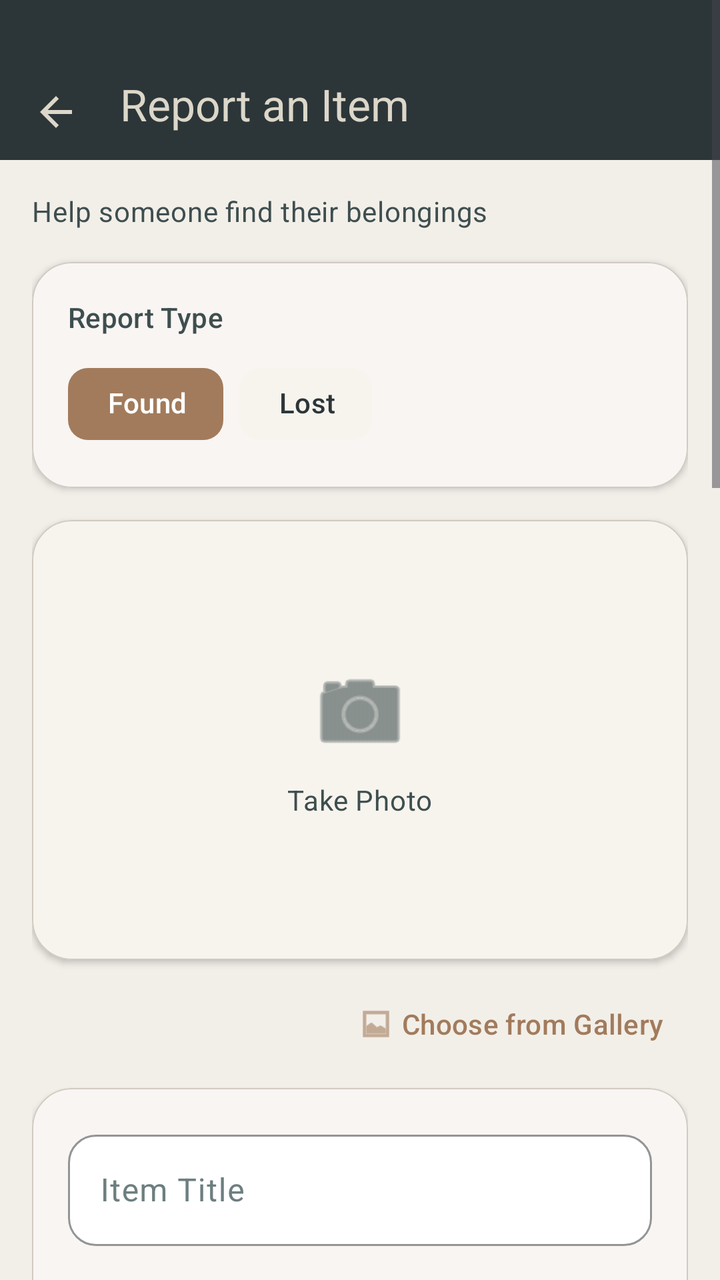
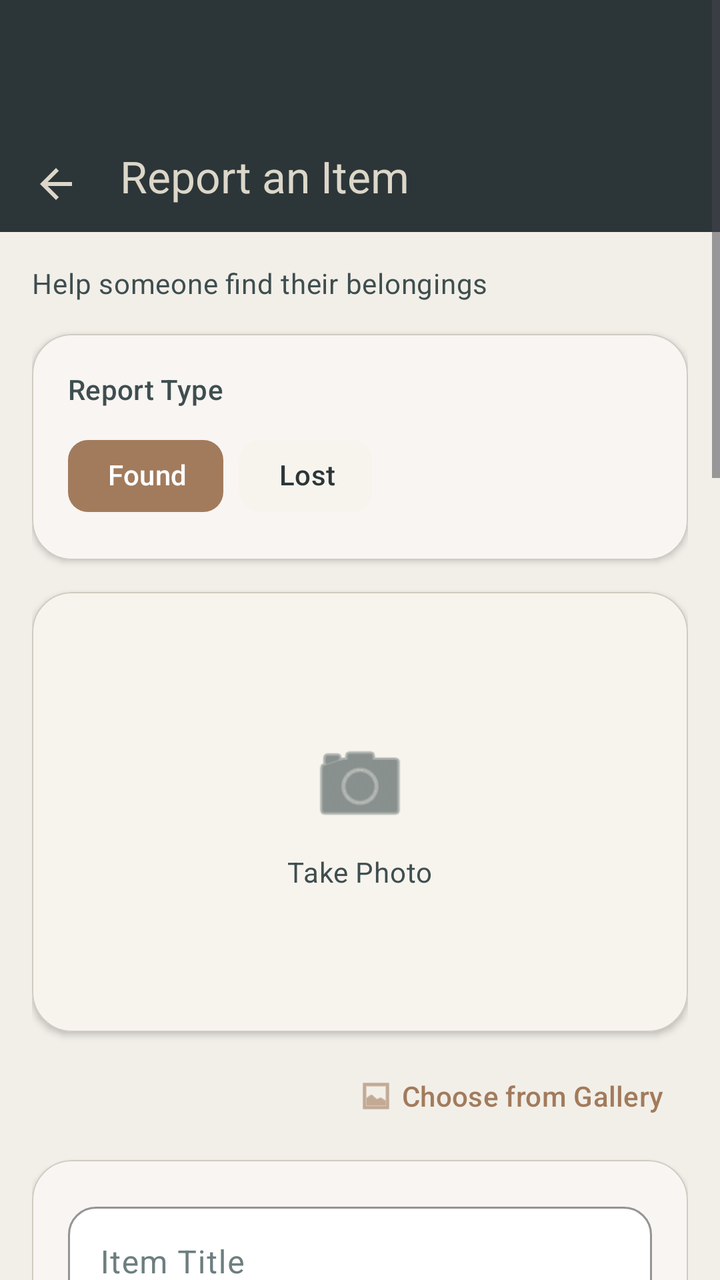

Before-and-after screenshots of an Android layout around one commit, followed by the original layout XML and the change that was made.
<!-- AndroidManifest.xml: application theme Theme.ReClaim -->
<!-- res/layout/activity_report.xml -->
<?xml version="1.0" encoding="utf-8"?>
<ScrollView xmlns:android="http://schemas.android.com/apk/res/android"
    xmlns:app="http://schemas.android.com/apk/res-auto"
    xmlns:tools="http://schemas.android.com/tools"
    android:layout_width="match_parent"
    android:layout_height="match_parent"
    android:background="@color/md_theme_background"
    android:fillViewport="true">

    <LinearLayout
        android:layout_width="match_parent"
        android:layout_height="wrap_content"
        android:orientation="vertical"
        android:paddingBottom="@dimen/space_24">

        <com.google.android.material.appbar.MaterialToolbar
            android:id="@+id/toolbar_report"
            android:layout_width="match_parent"
            android:layout_height="wrap_content"
            android:background="@color/brand_dark"
            app:navigationIcon="@drawable/ic_arrow_back_24"
            app:navigationIconTint="@color/brand_cream"
            app:title="@string/report_title"
            app:titleTextColor="@color/brand_cream"
            android:paddingTop="@dimen/screen_padding_top"/>

        <LinearLayout
            android:layout_width="match_parent"
            android:layout_height="wrap_content"
            android:orientation="vertical"
            android:paddingStart="@dimen/space_16"
            android:paddingTop="@dimen/space_16"
            android:paddingEnd="@dimen/space_16">

            <com.google.android.material.textview.MaterialTextView
                android:id="@+id/text_report_subtitle"
                android:layout_width="match_parent"
                android:layout_height="wrap_content"
                android:text="@string/report_subtitle"
                android:textAppearance="?attr/textAppearanceBodyMedium"
                android:textColor="@color/brand_slate" />

            <com.google.android.material.card.MaterialCardView
                style="@style/Widget.ReClaim.Card"
                android:layout_width="match_parent"
                android:layout_height="wrap_content"
                android:layout_marginTop="@dimen/space_16">

                <LinearLayout
                    android:layout_width="match_parent"
                    android:layout_height="wrap_content"
                    android:orientation="vertical"
                    android:padding="@dimen/space_18">

                    <com.google.android.material.textview.MaterialTextView
                        android:id="@+id/text_report_type_label"
                        android:layout_width="match_parent"
                        android:layout_height="wrap_content"
                        android:text="@string/label_report_type"
                        android:textAppearance="?attr/textAppearanceLabelLarge"
                        android:textColor="@color/brand_slate" />

                    <com.google.android.material.chip.ChipGroup
                        android:id="@+id/chip_group_report_type"
                        android:layout_width="match_parent"
                        android:layout_height="wrap_content"
                        android:layout_marginTop="@dimen/space_10"
                        app:checkedChip="@+id/chip_type_found"
                        app:selectionRequired="true"
                        app:singleSelection="true">

                        <com.google.android.material.chip.Chip
                            android:id="@+id/chip_type_found"
                            style="@style/Widget.ReClaim.Chip.Filter"
                            android:layout_width="wrap_content"
                            android:layout_height="wrap_content"
                            android:checked="true"
                            android:text="@string/type_found" />

                        <com.google.android.material.chip.Chip
                            android:id="@+id/chip_type_lost"
                            style="@style/Widget.ReClaim.Chip.Filter"
                            android:layout_width="wrap_content"
                            android:layout_height="wrap_content"
                            android:text="@string/type_lost" />

                    </com.google.android.material.chip.ChipGroup>
                </LinearLayout>
            </com.google.android.material.card.MaterialCardView>

            <com.google.android.material.card.MaterialCardView
                android:id="@+id/card_image_capture"
                style="@style/Widget.ReClaim.Card"
                android:layout_width="match_parent"
                android:layout_height="@dimen/space_220"
                android:layout_marginTop="@dimen/space_16"
                android:clickable="true"
                android:focusable="true"
                app:cardBackgroundColor="@color/md_theme_surfaceContainerLow">

                <FrameLayout
                    android:layout_width="match_parent"
                    android:layout_height="match_parent">

                    <ImageView
                        android:id="@+id/image_preview"
                        android:layout_width="match_parent"
                        android:layout_height="match_parent"
                        android:contentDescription="@string/btn_take_photo"
                        android:scaleType="centerCrop"
                        android:visibility="gone" />

                    <LinearLayout
                        android:id="@+id/layout_photo_placeholder"
                        android:layout_width="wrap_content"
                        android:layout_height="wrap_content"
                        android:layout_gravity="center"
                        android:gravity="center"
                        android:orientation="vertical">

                        <ImageView
                            android:layout_width="@dimen/space_52"
                            android:layout_height="@dimen/space_52"
                            android:contentDescription="@string/btn_take_photo"
                            android:src="@android:drawable/ic_menu_camera"
                            android:tint="@color/brand_slate" />

                        <com.google.android.material.textview.MaterialTextView
                            android:layout_width="wrap_content"
                            android:layout_height="wrap_content"
                            android:layout_marginTop="@dimen/space_8"
                            android:text="@string/btn_take_photo"
                            android:textAppearance="?attr/textAppearanceBodyMedium"
                            android:textColor="@color/brand_slate" />

                    </LinearLayout>
                </FrameLayout>

            </com.google.android.material.card.MaterialCardView>

            <com.google.android.material.button.MaterialButton
                android:id="@+id/btn_choose_photo"
                style="@style/Widget.Material3.Button.TextButton"
                android:layout_width="wrap_content"
                android:layout_height="wrap_content"
                android:layout_gravity="end"
                android:layout_marginTop="@dimen/space_8"
                android:text="@string/btn_choose_photo"
                android:textColor="@color/brand_accent"
                app:icon="@android:drawable/ic_menu_gallery" />

            <com.google.android.material.card.MaterialCardView
                style="@style/Widget.ReClaim.Card"
                android:layout_width="match_parent"
                android:layout_height="wrap_content"
                android:layout_marginTop="@dimen/space_8">

                <LinearLayout
                    android:layout_width="match_parent"
                    android:layout_height="wrap_content"
                    android:orientation="vertical"
                    android:padding="@dimen/space_18">

                    <com.google.android.material.textfield.TextInputLayout
                        android:id="@+id/input_layout_item_title"
                        style="@style/Widget.ReClaim.TextInput"
                        android:layout_width="match_parent"
                        android:layout_height="wrap_content"
                        android:hint="@string/hint_item_title">

                        <com.google.android.material.textfield.TextInputEditText
                            android:id="@+id/edit_item_title"
                            android:layout_width="match_parent"
                            android:layout_height="wrap_content"
                            android:inputType="textCapSentences" />

                    </com.google.android.material.textfield.TextInputLayout>

                    <com.google.android.material.textfield.TextInputLayout
                        android:id="@+id/input_layout_description"
                        style="@style/Widget.ReClaim.TextInput"
                        android:layout_width="match_parent"
                        android:layout_height="wrap_content"
                        android:layout_marginTop="@dimen/space_14"
                        android:hint="@string/hint_item_description">

                        <com.google.android.material.textfield.TextInputEditText
                            android:id="@+id/edit_description"
                            android:layout_width="match_parent"
                            android:layout_height="wrap_content"
                            android:gravity="top"
                            android:inputType="textMultiLine|textCapSentences"
                            android:minLines="4" />

                    </com.google.android.material.textfield.TextInputLayout>

                    <com.google.android.material.textfield.TextInputLayout
                        android:id="@+id/input_layout_category"
                        style="@style/Widget.ReClaim.TextInput"
                        android:layout_width="match_parent"
                        android:layout_height="wrap_content"
                        android:layout_marginTop="@dimen/space_14"
                        android:hint="@string/hint_item_category"
                        app:endIconMode="dropdown_menu">

                        <AutoCompleteTextView
                            android:id="@+id/dropdown_category"
                            android:layout_width="match_parent"
                            android:layout_height="wrap_content"
                            android:inputType="none"
                            android:paddingStart="@dimen/space_15"
                            android:popupBackground="@color/md_theme_surfaceContainerLowest"
                            android:textColor="@color/text_primary" />

                    </com.google.android.material.textfield.TextInputLayout>
                </LinearLayout>
            </com.google.android.material.card.MaterialCardView>

            <com.google.android.material.card.MaterialCardView
                style="@style/Widget.ReClaim.Card"
                android:layout_width="match_parent"
                android:layout_height="wrap_content"
                android:layout_marginTop="@dimen/space_16">

                <LinearLayout
                    android:layout_width="match_parent"
                    android:layout_height="wrap_content"
                    android:orientation="vertical"
                    android:padding="@dimen/space_18">

                    <com.google.android.material.textfield.TextInputLayout
                        android:id="@+id/input_layout_location"
                        style="@style/Widget.ReClaim.TextInput"
                        android:layout_width="match_parent"
                        android:layout_height="wrap_content"
                        android:hint="@string/hint_item_location"
                        app:endIconDrawable="@android:drawable/ic_dialog_map"
                        app:endIconMode="custom">

                        <com.google.android.material.textfield.MaterialAutoCompleteTextView
                            android:id="@+id/edit_location"
                            android:layout_width="match_parent"
                            android:layout_height="wrap_content"
                            android:completionThreshold="3"
                            android:dropDownSelector="@android:color/transparent"
                            android:imeOptions="actionDone"
                            android:inputType="textPostalAddress|textCapSentences"
                            android:paddingStart="@dimen/space_15"
                            android:popupBackground="@drawable/bg_popup_menu"
                            android:popupTheme="@style/ThemeOverlay.ReClaim.PopupMenu"
                            android:textColor="@color/text_primary" />

                    </com.google.android.material.textfield.TextInputLayout>

                    <com.google.android.material.button.MaterialButton
                        android:id="@+id/btn_use_current_location"
                        style="@style/Widget.Material3.Button.TonalButton"
                        android:layout_width="match_parent"
                        android:layout_height="@dimen/space_48"
                        android:layout_marginTop="@dimen/space_12"
                        android:text="@string/btn_use_current_location"
                        app:icon="@android:drawable/ic_menu_mylocation" />

                    <com.google.android.material.textview.MaterialTextView
                        android:id="@+id/text_map_label"
                        android:layout_width="match_parent"
                        android:layout_height="wrap_content"
                        android:layout_marginTop="@dimen/space_14"
                        android:text="@string/label_location_picker"
                        android:textAppearance="?attr/textAppearanceLabelLarge"
                        android:textColor="@color/brand_slate" />

                    <com.google.android.material.card.MaterialCardView
                        android:id="@+id/card_map_container"
                        android:layout_width="match_parent"
                        android:layout_height="@dimen/space_400"
                        android:layout_marginTop="@dimen/space_10"
                        app:cardCornerRadius="@dimen/space_18"
                        app:cardElevation="0dp"
                        app:strokeColor="@color/md_theme_outlineVariant"
                        app:strokeWidth="@dimen/space_1">

                        <com.example.reclaim.ui.report.MapTouchWrapper
                            android:layout_width="match_parent"
                            android:layout_height="match_parent">

                            <androidx.fragment.app.FragmentContainerView
                                android:id="@+id/map_picker"
                                android:name="com.google.android.gms.maps.SupportMapFragment"
                                android:layout_width="match_parent"
                                android:layout_height="match_parent" />

                        </com.example.reclaim.ui.report.MapTouchWrapper>

                    </com.google.android.material.card.MaterialCardView>
                </LinearLayout>
            </com.google.android.material.card.MaterialCardView>

            <com.google.android.material.card.MaterialCardView
                android:id="@+id/card_verification"
                style="@style/Widget.ReClaim.Card"
                android:layout_width="match_parent"
                android:layout_height="wrap_content"
                android:layout_marginTop="@dimen/space_16">

                <LinearLayout
                    android:layout_width="match_parent"
                    android:layout_height="wrap_content"
                    android:orientation="vertical"
                    android:padding="@dimen/space_18">

                    <com.google.android.material.textfield.TextInputLayout
                        android:id="@+id/input_layout_verification"
                        style="@style/Widget.ReClaim.TextInput"
                        android:layout_width="match_parent"
                        android:layout_height="wrap_content"
                        android:hint="@string/hint_verification_question"
                        app:helperText="@string/hint_verification_hint"
                        app:helperTextEnabled="true">

                        <com.google.android.material.textfield.TextInputEditText
                            android:id="@+id/edit_verification"
                            android:layout_width="match_parent"
                            android:layout_height="wrap_content"
                            android:inputType="textCapSentences" />

                    </com.google.android.material.textfield.TextInputLayout>
                </LinearLayout>
            </com.google.android.material.card.MaterialCardView>

            <com.google.android.material.button.MaterialButton
                android:id="@+id/btn_submit_report"
                style="@style/Widget.ReClaim.Button.Primary"
                android:layout_width="match_parent"
                android:layout_height="@dimen/button_height"
                android:layout_marginTop="@dimen/space_20"
                android:text="@string/btn_submit_report" />
        </LinearLayout>
    </LinearLayout>

</ScrollView>
<!-- resources referenced by this layout -->
<resources>
  <color name="brand_accent">#A27B5C</color>
  <color name="brand_cream">#DCD7C9</color>
  <color name="brand_dark">#2C3639</color>
  <color name="brand_slate">#3F4E4F</color>
  <color name="md_theme_background">#F2EFE9</color>
  <color name="md_theme_outlineVariant">#D0CAC0</color>
  <color name="md_theme_surfaceContainerLow">#F7F4EE</color>
  <color name="md_theme_surfaceContainerLowest">#FFFFFF</color>
  <color name="text_primary">#2C3639</color>
  <dimen name="button_height">@dimen/space_52</dimen>
  <dimen name="screen_padding_top">@dimen/space_24</dimen>
  <dimen name="space_1">1dp</dimen>
  <dimen name="space_10">10dp</dimen>
  <dimen name="space_12">12dp</dimen>
  <dimen name="space_14">14dp</dimen>
  <dimen name="space_15">15dp</dimen>
  <dimen name="space_16">16dp</dimen>
  <dimen name="space_18">18dp</dimen>
  <dimen name="space_20">20dp</dimen>
  <dimen name="space_220">220dp</dimen>
  <dimen name="space_24">24dp</dimen>
  <dimen name="space_400">400dp</dimen>
  <dimen name="space_48">48dp</dimen>
  <dimen name="space_52">52dp</dimen>
  <dimen name="space_8">8dp</dimen>
  <string name="btn_choose_photo">Choose from Gallery</string>
  <string name="btn_submit_report">Submit Report</string>
  <string name="btn_take_photo">Take Photo</string>
  <string name="btn_use_current_location">Use Current Location</string>
  <string name="hint_item_category">Category</string>
  <string name="hint_item_description">Description</string>
  <string name="hint_item_location">Location</string>
  <string name="hint_item_title">Item Title</string>
  <string name="hint_verification_hint">e.g., What is the lock screen wallpaper?</string>
  <string name="hint_verification_question">Verification Question (hidden from public)</string>
  <string name="label_location_picker">Tap the map to pick a location</string>
  <string name="label_report_type">Report Type</string>
  <string name="report_subtitle">Help someone find their belongings</string>
  <string name="report_title">Report an Item</string>
  <string name="type_found">Found</string>
  <string name="type_lost">Lost</string>
  <color name="text_secondary">#3F4E4F</color>
  <style name="Widget.ReClaim.PopupMenu" parent="Widget.Material3.PopupMenu">
          <item name="android:popupBackground">@drawable/bg_popup_menu</item>
      </style>
  <color name="text_on_accent">#FFFFFF</color>
  <dimen name="card_radius">@dimen/space_20</dimen>
  <dimen name="space_2">2dp</dimen>
  <dimen name="space_0_5">0.5dp</dimen>
  <dimen name="chip_corner">@dimen/space_10</dimen>
  <dimen name="space_36">36dp</dimen>
  <color name="text_hint">#6D7E7F</color>
  <color name="md_theme_primary">#A27B5C</color>
  <color name="md_theme_onPrimary">#FFFFFF</color>
  <color name="md_theme_primaryContainer">#F0E3D4</color>
  <color name="md_theme_onPrimaryContainer">#2C3639</color>
  <color name="md_theme_secondary">#3F4E4F</color>
  <color name="md_theme_onSecondary">#DCD7C9</color>
  <color name="md_theme_secondaryContainer">#C4D1D2</color>
  <color name="md_theme_onSecondaryContainer">#1A2E2F</color>
  <color name="md_theme_tertiary">#2C3639</color>
  <color name="md_theme_onTertiary">#DCD7C9</color>
  <color name="md_theme_tertiaryContainer">#DCD7C9</color>
  <color name="md_theme_onTertiaryContainer">#2C3639</color>
  <color name="md_theme_error">#B3261E</color>
  <color name="md_theme_onError">#FFFFFF</color>
  <color name="md_theme_errorContainer">#F9DEDC</color>
  <color name="md_theme_onErrorContainer">#410E0B</color>
  <color name="md_theme_onBackground">#2C3639</color>
  <color name="md_theme_surface">#FFFFFF</color>
  <color name="md_theme_onSurface">#2C3639</color>
  <color name="md_theme_surfaceVariant">#EAE5DC</color>
  <color name="md_theme_onSurfaceVariant">#3F4E4F</color>
  <color name="md_theme_outline">#8A9394</color>
  <color name="md_theme_surfaceContainer">#EDE9E0</color>
  <color name="md_theme_surfaceContainerHigh">#E3DDD4</color>
  <color name="md_theme_surfaceContainerHighest">#D8D2C8</color>
  <!-- unchanged entries left out for length: 9 -->
</resources>

<!-- the commit's change to res/layout/activity_report.xml (unified diff, before → after) -->
@@ -22,7 +22,7 @@
             app:navigationIconTint="@color/brand_cream"
             app:title="@string/report_title"
             app:titleTextColor="@color/brand_cream"
-            android:paddingTop="@dimen/screen_padding_top"/>
+            android:paddingTop="@dimen/space_60" />
 
         <LinearLayout
             android:layout_width="match_parent"
<!-- resource entries referenced after the edit -->
@@ -10,7 +10,6 @@
   <color name="md_theme_surfaceContainerLowest">#FFFFFF</color>
   <color name="text_primary">#2C3639</color>
   <dimen name="button_height">@dimen/space_52</dimen>
-  <dimen name="screen_padding_top">@dimen/space_24</dimen>
   <dimen name="space_1">1dp</dimen>
   <dimen name="space_10">10dp</dimen>
   <dimen name="space_12">12dp</dimen>
@@ -24,6 +23,7 @@
   <dimen name="space_400">400dp</dimen>
   <dimen name="space_48">48dp</dimen>
   <dimen name="space_52">52dp</dimen>
+  <dimen name="space_60">60dp</dimen>
   <dimen name="space_8">8dp</dimen>
   <string name="btn_choose_photo">Choose from Gallery</string>
   <string name="btn_submit_report">Submit Report</string>
